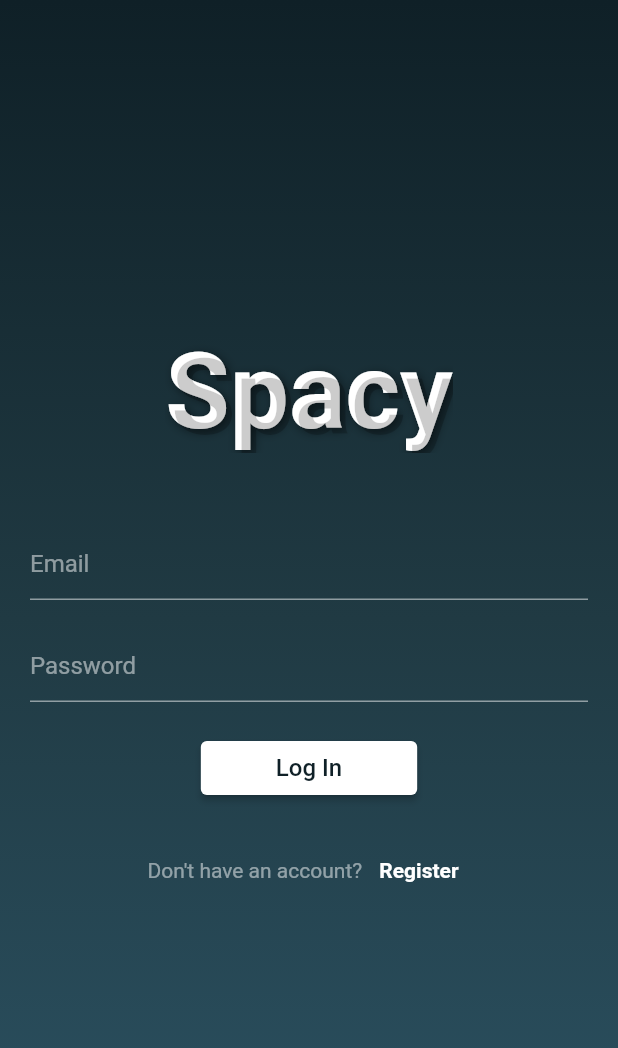
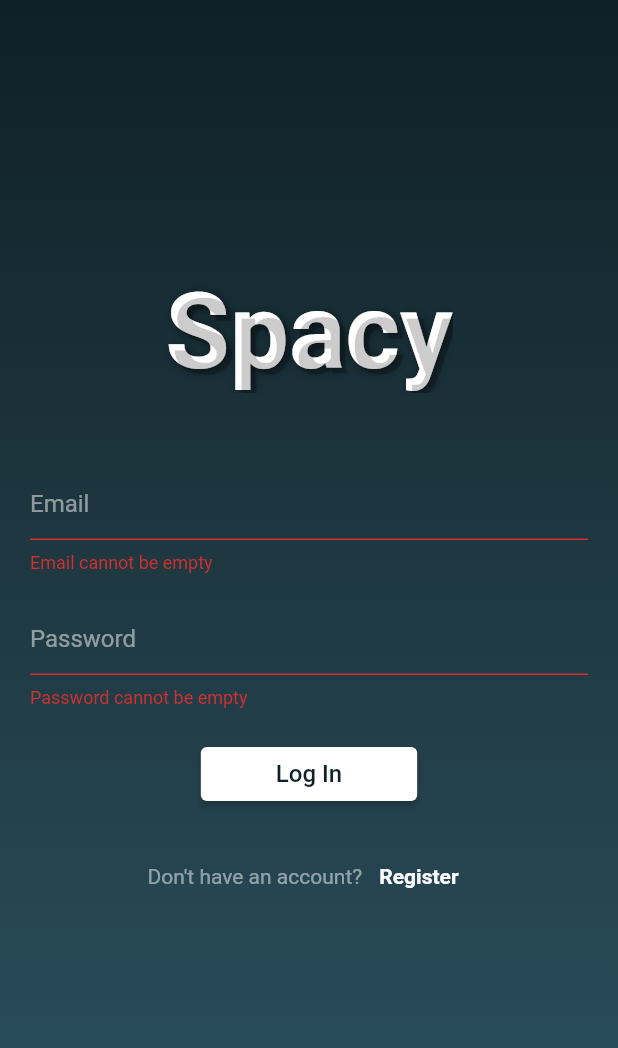
Before and after one commit to anampavicic/Spacy, a Flutter app: the screen it shows after launch, after a tap on "Log In", on a phone screen of 412 x 824 dp. Shown: the top 1048 px of the screen. Run offline on Flutter 3.47's test engine with Material 2 defaults, Android fonts, the phone set to English and light mode, and no system bars; our stand-ins replace firebase_auth, firebase_core; accounts and stored records are empty.

```diff
--- a/lib/screens/authenticate/sign_in.dart
+++ b/lib/screens/authenticate/sign_in.dart
@@ -3,7 +3,7 @@ import 'package:spacy/services/auth.dart';
 
 class SignIn extends StatefulWidget {
   final Function toggleView;
-  SignIn({required this.toggleView});
+  const SignIn({super.key, required this.toggleView});
   //const SignIn({Key? key}) : super(key: key);
 
 
@@ -14,70 +14,16 @@ class SignIn extends StatefulWidget {
 class _SignInState extends State<SignIn> {
 
   final AuthService _auth = AuthService();
-
+  final _formKey = GlobalKey<FormState>();
 
   String email = '';
   String password = '';
+  String error = '';
 
   @override
   Widget build(BuildContext context) {
-    /*return Scaffold(
-      backgroundColor: Colors.brown[100],
-      appBar: AppBar(
-        backgroundColor: Colors.brown[400],
-        elevation: 0.0,
-        title: Text ('sign in into spacy'),
-        actions: <Widget>[
-          IconButton(
-            onPressed: (){
-              widget.toggleView();
-            },
-            icon: Icon(Icons.person),
-          )
-        ],
-      ),
-      body: Container(
-        padding: EdgeInsets.symmetric(vertical: 20.0, horizontal: 50.0),
-        child: Form(
-          child: Column(
-            children: <Widget> [
-              SizedBox(height: 20.0,),
-              TextFormField(
-                onChanged: (val) {
-                  setState(() {
-                    email = val;
-                  });
-
-                },
-              ),
-              SizedBox(height: 20.0,),
-              TextFormField(
-                obscureText: true,
-                onChanged: (val) {
-                  setState(() {
-                    password = val;
-                  });
-                },
-              ),
-              SizedBox(height: 20.0,),
-              ElevatedButton(
-                child: Text(
-                  'Login',
-                  style: TextStyle(color: Colors.white),
-                ),
-                onPressed: () async{
-                  _auth.signInWithEmailAndPassword(email, password);
-                  print(email);
-                  print(password);
-                },
-              ),
-            ],
-          ),
-        )
-      ),
-    );*/
     return Container(
-      decoration: BoxDecoration(
+      decoration: const BoxDecoration(
         gradient: LinearGradient(
           begin: Alignment.topCenter,
           end: Alignment.bottomCenter,
@@ -91,7 +37,9 @@ class _SignInState extends State<SignIn> {
       child: Scaffold(
         backgroundColor: Colors.transparent,
         body: Center(
-          child: Column(
+          child: Form(
+            key: _formKey,
+            child: Column(
             mainAxisAlignment: MainAxisAlignment.center,
             children: [
               Stack(
@@ -106,7 +54,7 @@ class _SignInState extends State<SignIn> {
                         Shadow(
                           color: Colors.black.withOpacity(0.5),
                           blurRadius: 8,
-                          offset: Offset(2, 2),
+                          offset: const Offset(2, 2),
                         ),
                       ],
                     ),
@@ -125,32 +73,38 @@ class _SignInState extends State<SignIn> {
                   ),
                 ],
               ),
-              SizedBox(height: 50.0),
+              const SizedBox(height: 50.0),
               Container(
-                padding: EdgeInsets.symmetric(horizontal: 20.0),
+                padding: const EdgeInsets.symmetric(horizontal: 20.0),
                 child: Column(
                   children: [
                     TextFormField(
-                      style: TextStyle(color: Colors.white),
+                      style: const TextStyle(color: Colors.white),
                       decoration: InputDecoration(
                         hintText: 'Email',
                         hintStyle: TextStyle(color: Colors.white.withOpacity(0.5)),
                         enabledBorder: UnderlineInputBorder(
                           borderSide: BorderSide(color: Colors.white.withOpacity(0.5)),
                         ),
-                        focusedBorder: UnderlineInputBorder(
+                        focusedBorder: const UnderlineInputBorder(
                           borderSide: BorderSide(color: Colors.white),
                         ),
                       ),
+                      validator: (value) {
+                        if (value == null || value.isEmpty) {
+                          return 'Email cannot be empty';
+                        }
+                        return null;
+                      },
                       onChanged: (val) {
                         setState(() {
                           email = val;
                         });
                       },
                     ),
-                    SizedBox(height: 20.0),
+                    const SizedBox(height: 20.0),
                     TextFormField(
-                      style: TextStyle(color: Colors.white),
+                      style: const TextStyle(color: Colors.white),
                       obscureText: true,
                       decoration: InputDecoration(
                         hintText: 'Password',
@@ -158,32 +112,49 @@ class _SignInState extends State<SignIn> {
                         enabledBorder: UnderlineInputBorder(
                           borderSide: BorderSide(color: Colors.white.withOpacity(0.5)),
                         ),
-                        focusedBorder: UnderlineInputBorder(
+                        focusedBorder: const UnderlineInputBorder(
                           borderSide: BorderSide(color: Colors.white),
                         ),
                       ),
+                      validator: (value) {
+                        if (value == null || value.isEmpty) {
+                          return 'Password cannot be empty';
+                        }
+                        return null;
+                      },
                       onChanged: (val) {
                         setState(() {
                           password = val;
                         });
                       },
                     ),
-                    SizedBox(height: 20.0),
+                    const SizedBox(height: 20.0),
                     ElevatedButton(
                       style: ElevatedButton.styleFrom(
-                        primary: Colors.white,
-                        onPrimary: Color(0xFF0F2027),
-                        padding: EdgeInsets.symmetric(horizontal: 50.0),
+                        backgroundColor: Colors.white,
+                        foregroundColor: const Color(0xFF0F2027),
+                        padding: const EdgeInsets.symmetric(horizontal: 50.0),
                       ),
-                      child: Text('Log In', style: TextStyle(fontSize: 16.0)),
-                      onPressed: () {
-                        _auth.signInWithEmailAndPassword(email, password);
+                      child: const Text('Log In', style: TextStyle(fontSize: 16.0)),
+                      onPressed: () async {
+                        if (_formKey.currentState != null && _formKey.currentState!.validate()){
+                          dynamic result = await _auth.signInWithEmailAndPassword(email, password);
+                          if (result != null){
+                            print('user is successfully registered');
+                          }
+                          else {
+                            setState(() {
+                              error = 'Logging in was not successful';
+                            });
+                          }
+                        }
+
                       },
                     ),
                   ],
                 ),
               ),
-              SizedBox(height: 20.0),
+              const SizedBox(height: 20.0),
               Row(
                 mainAxisAlignment: MainAxisAlignment.center,
                 children: [
@@ -195,7 +166,7 @@ class _SignInState extends State<SignIn> {
                     ),
                   ),
                   TextButton(
-                    child: Text(
+                    child: const Text(
                       'Register',
                       style: TextStyle(
                         color: Colors.white,
@@ -209,10 +180,16 @@ class _SignInState extends State<SignIn> {
                   ),
                 ],
               ),
+              const SizedBox(height: 20.0),
+              Text(
+                error,
+                style: const TextStyle(color: Colors.red, fontSize: 14.0),
+              ),
             ],
           ),
         ),
       ),
+    )
     );
 
   }
```
Also changed, not shown: lib/screens/authenticate/register.dart (+31 -128 lines).
